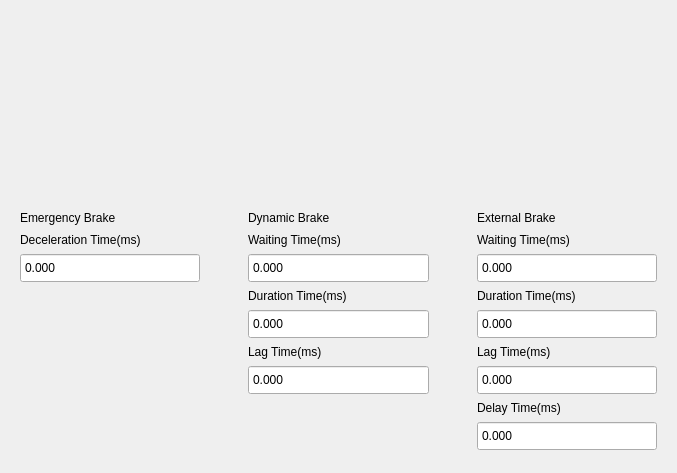
Old version of the form Libs/UI/UiBrake/graphbrake129.ui in the repository tiangaomingjing/ServoDriveTech.
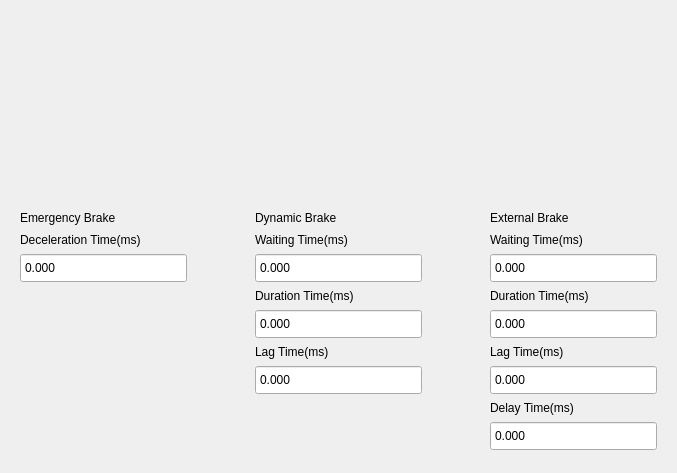
New version of the form. Custom widgets are drawn as their Qt base class.

```diff
--- a/Libs/UI/UiBrake/graphbrake129.ui
+++ b/Libs/UI/UiBrake/graphbrake129.ui
@@ -30,7 +30,7 @@
    <item>
     <layout class="QHBoxLayout" name="horizontalLayout">
      <property name="spacing">
-      <number>30</number>
+      <number>50</number>
      </property>
      <property name="sizeConstraint">
       <enum>QLayout::SetFixedSize</enum>
```
